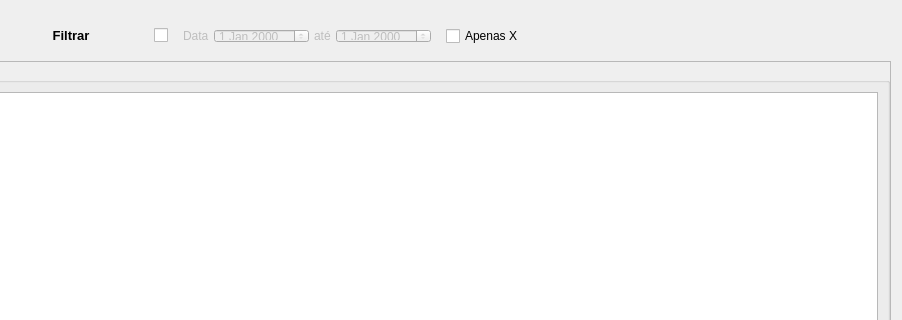
Old version of the form Resources/UI/Componentes/RelatorioPadrao.ui in the repository Klubas/Projeto-SOAD; both pictures show x 162 to 1064 and y 0 to 320 of the 1064 by 659 pixel window.
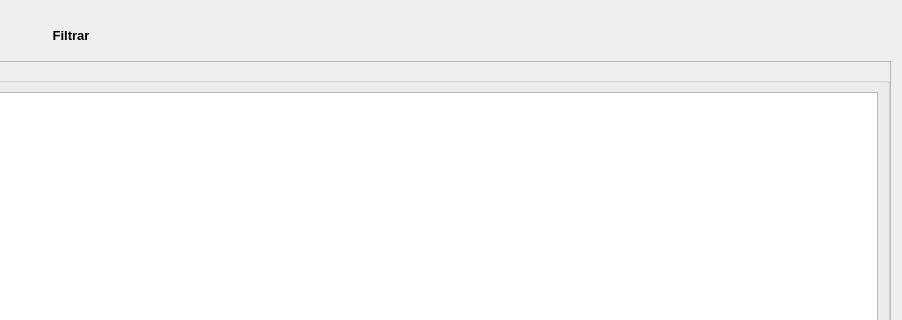
New version of the form.

```diff
--- a/Resources/UI/Componentes/RelatorioPadrao.ui
+++ b/Resources/UI/Componentes/RelatorioPadrao.ui
@@ -143,15 +143,15 @@
         </item>
         <item>
          <widget class="QStackedWidget" name="stackedWidget_filtros">
+          <property name="currentIndex">
+           <number>1</number>
+          </property>
           <widget class="QWidget" name="stackedWidget_filtrosPage1">
-           <layout class="QHBoxLayout" name="horizontalLayout_5">
-            <property name="spacing">
-             <number>6</number>
-            </property>
+           <layout class="QGridLayout" name="gridLayout_2">
             <property name="leftMargin">
              <number>5</number>
             </property>
-            <item>
+            <item row="0" column="1">
              <widget class="QCheckBox" name="checkBox_data">
               <property name="enabled">
                <bool>true</bool>
@@ -161,7 +161,7 @@
               </property>
              </widget>
             </item>
-            <item>
+            <item row="0" column="2">
              <widget class="QWidget" name="horizontalWidget_data" native="true">
               <property name="enabled">
                <bool>false</bool>
@@ -219,7 +219,7 @@
               </layout>
              </widget>
             </item>
-            <item>
+            <item row="0" column="3">
              <widget class="QCheckBox" name="checkBox_filtro">
               <property name="sizePolicy">
                <sizepolicy hsizetype="Fixed" vsizetype="Fixed">
@@ -232,7 +232,7 @@
               </property>
              </widget>
             </item>
-            <item>
+            <item row="0" column="4">
              <spacer name="horizontalSpacer">
               <property name="orientation">
                <enum>Qt::Horizontal</enum>
@@ -247,6 +247,23 @@
             </item>
            </layout>
           </widget>
+          <widget class="QWidget" name="page">
+           <layout class="QHBoxLayout" name="horizontalLayout_5">
+            <item>
+             <spacer name="horizontalSpacer_2">
+              <property name="orientation">
+               <enum>Qt::Horizontal</enum>
+              </property>
+              <property name="sizeHint" stdset="0">
+               <size>
+                <width>723</width>
+                <height>20</height>
+               </size>
+              </property>
+             </spacer>
+            </item>
+           </layout>
+          </widget>
          </widget>
         </item>
        </layout>
```
